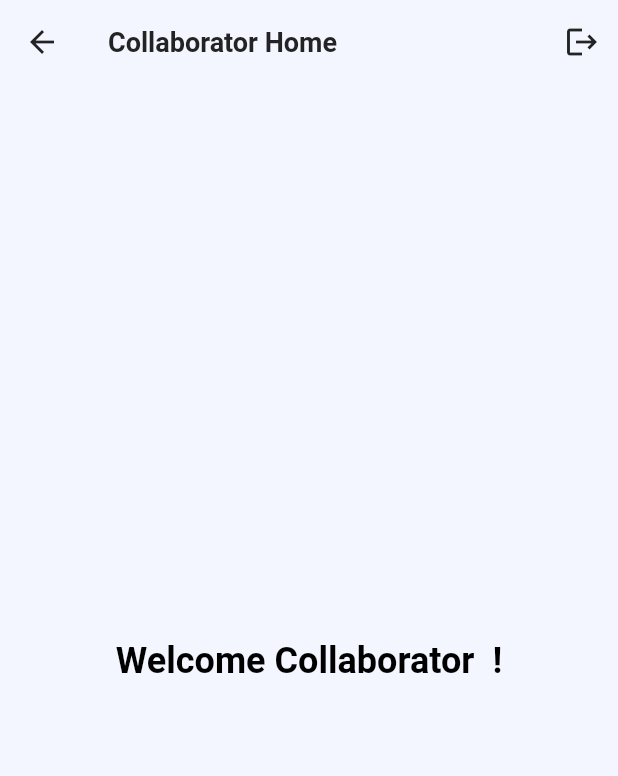
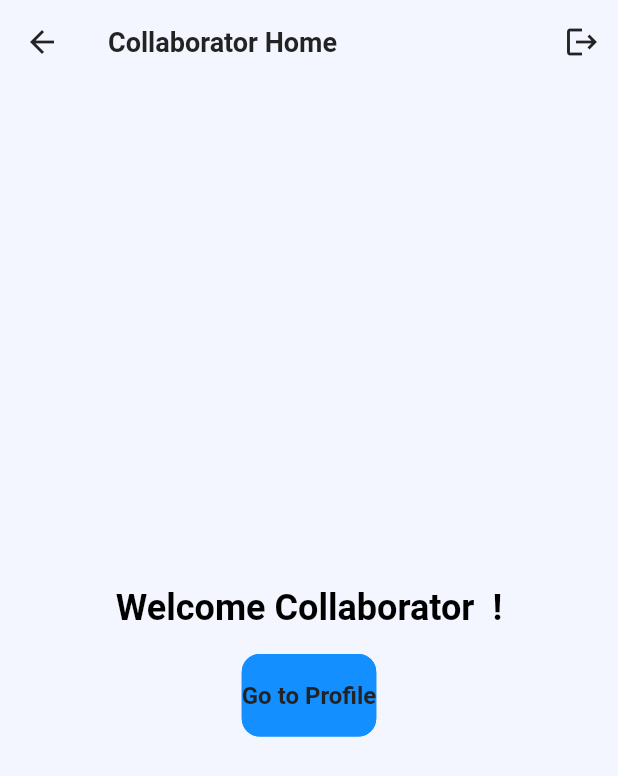
Before and after one commit to itsraghadalotibi/Blade, a Flutter app: the HomeScreen screen opened by its route, on a phone screen of 412 x 824 dp. Shown: the top 776 px of the screen. Run offline on Flutter 3.47's test engine with Material 3 defaults, Android fonts, the light colour scheme and no system bars; our stand-ins replace bloc, cloud_firestore, connectivity_plus, equatable, firebase_auth, firebase_core and 3 more; accounts and stored records are empty; Roboto replaces fonts that are missing (Poppins).

Commit message:
Backend-viewProfile
البروفايل لهم كلهم وترى في بتنز ضفتها بس عشان اجرب

```diff
--- a/blade/lib/features/profile/bloc/bloc/profile_view_bloc.dart
+++ b/blade/lib/features/profile/bloc/bloc/profile_view_bloc.dart
@@ -1,13 +1,39 @@
-import 'package:bloc/bloc.dart';
-import 'package:meta/meta.dart';
+// lib/features/profile/bloc/profile_view_bloc.dart
 
-part 'profile_view_event.dart';
-part 'profile_view_state.dart';
+import 'package:flutter_bloc/flutter_bloc.dart';
+import '../repository/profile_repository.dart';
+import 'profile_view_event.dart';
+import 'profile_view_state.dart';
 
 class ProfileViewBloc extends Bloc<ProfileViewEvent, ProfileViewState> {
-  ProfileViewBloc() : super(ProfileViewInitial()) {
-    on<ProfileViewEvent>((event, emit) {
-      // TODO: implement event handler
-    });
+  final ProfileRepository profileRepository;
+
+  ProfileViewBloc({required this.profileRepository}) : super(ProfileLoading()) {
+    on<LoadProfile>(_onLoadProfile);
+    on<UpdateProfile>(_onUpdateProfile);
+  }
+
+  Future<void> _onLoadProfile(
+      LoadProfile event, Emitter<ProfileViewState> emit) async {
+    try {
+      final profile = await profileRepository.getProfile(event.userId);
+      if (profile != null) {
+        emit(ProfileLoaded(profile));
+      } else {
+        emit(ProfileError('Profile not found.'));
+      }
+    } catch (error) {
+      emit(ProfileError('Failed to load profile.'));
+    }
+  }
+
+  Future<void> _onUpdateProfile(
+      UpdateProfile event, Emitter<ProfileViewState> emit) async {
+    try {
+      await profileRepository.updateProfile(event.profile);
+      emit(ProfileUpdated());
+    } catch (error) {
+      emit(ProfileError('Failed to update profile.'));
+    }
   }
 }
--- a/blade/lib/features/profile/bloc/bloc/profile_view_event.dart
+++ b/blade/lib/features/profile/bloc/bloc/profile_view_event.dart
@@ -1,4 +1,27 @@
-part of 'profile_view_bloc.dart';
+// lib/features/profile/bloc/profile_view_event.dart
 
-@immutable
-sealed class ProfileViewEvent {}
+import 'package:equatable/equatable.dart';
+import '../src/profile_model.dart';
+
+abstract class ProfileViewEvent extends Equatable {
+  @override
+  List<Object?> get props => [];
+}
+
+class LoadProfile extends ProfileViewEvent {
+  final String userId;
+
+  LoadProfile(this.userId);
+
+  @override
+  List<Object?> get props => [userId];
+}
+
+class UpdateProfile extends ProfileViewEvent {
+  final ProfileModel profile;
+
+  UpdateProfile(this.profile);
+
+  @override
+  List<Object?> get props => [profile];
+}
--- a/blade/lib/features/profile/bloc/bloc/profile_view_state.dart
+++ b/blade/lib/features/profile/bloc/bloc/profile_view_state.dart
@@ -1,6 +1,31 @@
-part of 'profile_view_bloc.dart';
+// lib/features/profile/bloc/profile_view_state.dart
 
-@immutable
-sealed class ProfileViewState {}
+import 'package:equatable/equatable.dart';
+import '../src/profile_model.dart';
 
-final class ProfileViewInitial extends ProfileViewState {}
+abstract class ProfileViewState extends Equatable {
+  @override
+  List<Object?> get props => [];
+}
+
+class ProfileLoading extends ProfileViewState {}
+
+class ProfileLoaded extends ProfileViewState {
+  final ProfileModel profile;
+
+  ProfileLoaded(this.profile);
+
+  @override
+  List<Object?> get props => [profile];
+}
+
+class ProfileUpdated extends ProfileViewState {}
+
+class ProfileError extends ProfileViewState {
+  final String message;
+
+  ProfileError(this.message);
+
+  @override
+  List<Object?> get props => [message];
+}
--- a/blade/lib/features/profile/bloc/repository/profile_repository.dart
+++ b/blade/lib/features/profile/bloc/repository/profile_repository.dart
@@ -0,0 +1,38 @@
+// lib/features/profile/repository/profile_repository.dart
+
+import 'package:cloud_firestore/cloud_firestore.dart';
+import '../src/collaborator_profile_model.dart';
+import '../src/profile_model.dart';
+
+class ProfileRepository {
+  final FirebaseFirestore _firestore = FirebaseFirestore.instance;
+
+  Future<ProfileModel?> getProfile(String userId) async {
+    try {
+      DocumentSnapshot doc =
+          await _firestore.collection('collaborators').doc(userId).get();
+
+      if (doc.exists) {
+        Map<String, dynamic> data = doc.data() as Map<String, dynamic>;
+        return CollaboratorProfileModel.fromMap(data);
+      } else {
+        throw Exception('Profile not found');
+      }
+    } catch (error) {
+      throw Exception('Failed to load profile: $error');
+    }
+  }
+
+  // Add this method to handle profile updates in Firebase
+  Future<void> updateProfile(ProfileModel profile) async {
+    try {
+      // Since profile is a CollaboratorProfileModel, update the corresponding document in 'collaborators'
+      await _firestore
+          .collection('collaborators')
+          .doc(profile.uid)
+          .update(profile.toMap());
+    } catch (error) {
+      throw Exception('Failed to update profile: $error');
+    }
+  }
+}
--- a/blade/lib/features/profile/bloc/src/collaborator_profile_model.dart
+++ b/blade/lib/features/profile/bloc/src/collaborator_profile_model.dart
@@ -0,0 +1,54 @@
+// lib/features/profile/src/collaborator_profile_model.dart
+
+import 'profile_model.dart';
+
+class CollaboratorProfileModel extends ProfileModel {
+  final String? bio;
+  final String? profilePhotoUrl;
+  final String? skills;
+  final String? socialMediaLinks;
+
+  // Include 'email' in the constructor and pass it to the base class
+  CollaboratorProfileModel({
+    required String uid,
+    required String firstName,
+    required String lastName,
+    required String email, // Add the 'email' field here
+    this.bio,
+    this.profilePhotoUrl,
+    this.skills,
+    this.socialMediaLinks,
+  }) : super(
+            uid: uid,
+            firstName: firstName,
+            lastName: lastName,
+            email: email); // Pass 'email' to base class
+
+  @override
+  Map<String, dynamic> toMap() {
+    return {
+      'uid': uid,
+      'firstName': firstName,
+      'lastName': lastName,
+      'email': email, // Map 'email' field to Firestore
+      'bio': bio,
+      'profilePhotoUrl': profilePhotoUrl,
+      'skills': skills,
+      'socialMediaLinks': socialMediaLinks,
+    };
+  }
+
+  // When mapping from Firestore document, include 'email' field
+  static CollaboratorProfileModel fromMap(Map<String, dynamic> map) {
+    return CollaboratorProfileModel(
+      uid: map['uid'],
+      firstName: map['firstName'],
+      lastName: map['lastName'],
+      email: map['email'], // Extract 'email' from the Firestore document
+      bio: map['bio'],
+      profilePhotoUrl: map['profilePhotoUrl'],
+      skills: map['skills'],
+      socialMediaLinks: map['socialMediaLinks'],
+    );
+  }
+}
--- a/blade/lib/features/profile/bloc/src/profile_model.dart
+++ b/blade/lib/features/profile/bloc/src/profile_model.dart
@@ -0,0 +1,17 @@
+// lib/features/profile/src/profile_model.dart
+
+abstract class ProfileModel {
+  final String uid;
+  final String firstName;
+  final String lastName;
+  final String email;
+
+  ProfileModel({
+    required this.uid,
+    required this.firstName,
+    required this.lastName,
+    required this.email, // Constructor includes 'email'
+  });
+
+  Map<String, dynamic> toMap();
+}
--- a/blade/lib/home_screen.dart
+++ b/blade/lib/home_screen.dart
@@ -1,19 +1,48 @@
 // lib/home_screen.dart
+
+import 'package:blade_app/features/profile/bloc/bloc/profile_view_bloc.dart';
+import 'package:blade_app/features/profile/bloc/bloc/profile_view_event.dart';
 import 'package:flutter/material.dart';
 import 'package:flutter_bloc/flutter_bloc.dart';
-
+import 'package:provider/provider.dart';
 import 'features/authentication/bloc/authentication_bloc.dart';
 import 'features/authentication/bloc/authentication_event.dart';
 import 'features/authentication/bloc/authentication_state.dart';
 import 'features/authentication/src/collaborator_model.dart';
 import 'features/authentication/src/supporter_model.dart';
-
+import 'features/profile/bloc/screens/profile_screen.dart';
+import 'features/profile/bloc/repository/profile_repository.dart';
 
 class HomeScreen extends StatelessWidget {
   const HomeScreen({Key? key}) : super(key: key);
 
   void _onLogoutButtonPressed(BuildContext context) {
     context.read<AuthenticationBloc>().add(LoggedOut());
+  }
+
+  // Add the _onProfileButtonPressed function here
+  void _onProfileButtonPressed(BuildContext context, String userId) {
+    Navigator.push(
+      context,
+      MaterialPageRoute(
+        builder: (context) => MultiProvider(
+          providers: [
+            RepositoryProvider.value(
+              value:
+                  context.read<ProfileRepository>(), // Inject ProfileRepository
+            ),
+            BlocProvider(
+              create: (context) => ProfileViewBloc(
+                profileRepository:
+                    context.read<ProfileRepository>(), // Create ProfileViewBloc
+              )..add(LoadProfile(
+                  userId)), // Trigger profile loading event with userId
+            ),
+          ],
+          child: ProfileScreen(userId: userId), // Pass userId to ProfileScreen
+        ),
+      ),
+    );
   }
 
   @override
@@ -43,9 +72,20 @@ class HomeScreen extends StatelessWidget {
                   ],
                 ),
                 body: Center(
-                  child: Text(
-                    'Welcome Collaborator ${user.firstName} ${user.lastName}!',
-                    style: Theme.of(context).textTheme.headlineMedium,
+                  child: Column(
+                    mainAxisAlignment: MainAxisAlignment.center,
+                    children: [
+                      Text(
+                        'Welcome Collaborator ${user.firstName} ${user.lastName}!',
+                        style: Theme.of(context).textTheme.headlineMedium,
+                      ),
+                      const SizedBox(height: 16),
+                      ElevatedButton(
+                        onPressed: () => _onProfileButtonPressed(context,
+                            user.uid), // Call the profile button handler
+                        child: const Text('Go to Profile'),
+                      ),
+                    ],
                   ),
                 ),
               );
@@ -62,9 +102,20 @@ class HomeScreen extends StatelessWidget {
                   ],
                 ),
                 body: Center(
-                  child: Text(
-                    'Welcome Supporter ${user.firstName} ${user.lastName}!',
-                    style: Theme.of(context).textTheme.headlineMedium,
+                  child: Column(
+                    mainAxisAlignment: MainAxisAlignment.center,
+                    children: [
+                      Text(
+                        'Welcome Supporter ${user.firstName} ${user.lastName}!',
+                        style: Theme.of(context).textTheme.headlineMedium,
+                      ),
+                      const SizedBox(height: 16),
+                      ElevatedButton(
+                        onPressed: () => _onProfileButtonPressed(context,
+                            user.uid), // Call the profile button handler
+                        child: const Text('Go to Profile'),
+                      ),
+                    ],
                   ),
                 ),
               );
@@ -86,7 +137,7 @@ class HomeScreen extends StatelessWidget {
               );
             }
           } else {
-            // If not authenticated, redirect to WelcomeScreen
+            // If not authenticated, show loading indicator
             return const Scaffold(
               body: Center(
                 child: CircularProgressIndicator(),
--- a/blade/pubspec.yaml
+++ b/blade/pubspec.yaml
@@ -33,6 +33,7 @@ dependencies:
   firebase_auth: ^4.16.0
   cloud_firestore: ^4.17.5
   firebase_storage: ^11.6.5
+  provider: ^6.1.2
 
 dev_dependencies:
   flutter_test:
```
Also changed, not shown: blade/lib/app.dart (+9 -4 lines), blade/lib/features/profile/bloc/screens/profile_screen.dart (+68 -0 lines), blade/lib/features/profile/bloc/src/supporter_profile_model.dart (+30 -0 lines), blade/pubspec.lock.
